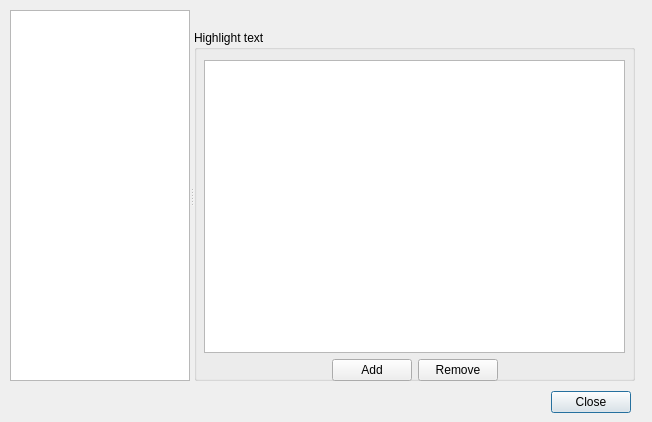
The window that ui/options.ui (gitter-badger/simplechatclient) describes before a commit, drawn with Qt 5.
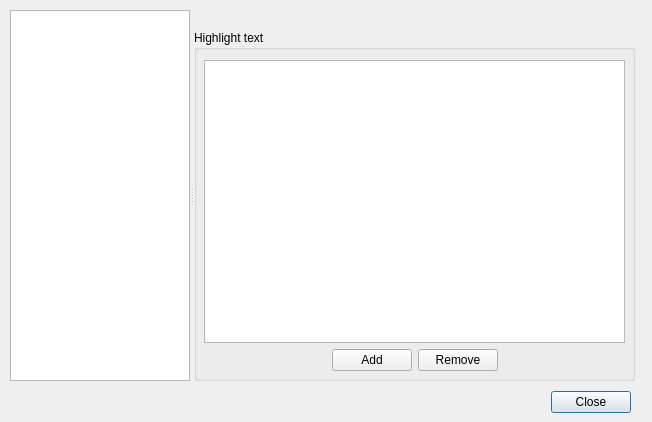
The same window after the commit. The open tabs and pages were chosen to show the change. Icons and pictures are not drawn.

Commit message: fix options layout

The edit to the form file:
```diff
--- a/ui/options.ui
+++ b/ui/options.ui
@@ -274,7 +274,7 @@
          <x>10</x>
          <y>30</y>
          <width>421</width>
-         <height>321</height>
+         <height>311</height>
         </rect>
        </property>
        <layout class="QVBoxLayout" name="verticalLayout_6">
```
Left out of the diff: 2 changed lines with no effect on the pictures.
